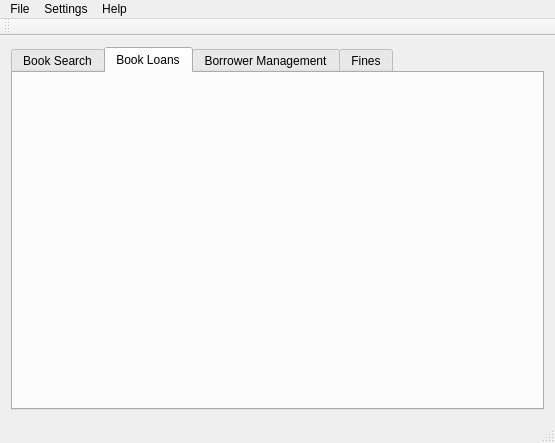
Above: library_management/mainwindow.ui from lsmgeb89/library_management before the change. Below: the same form after it.
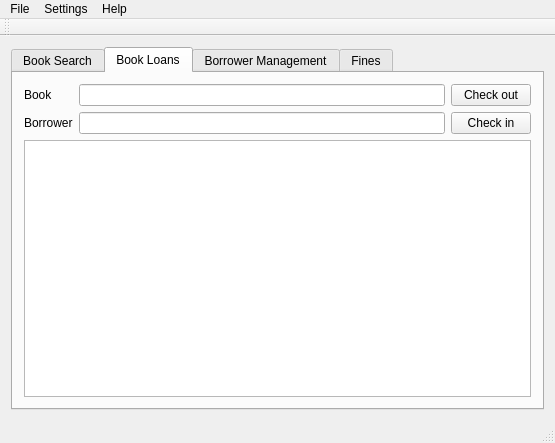
That is the form after the change. The open tabs and pages were chosen to show the change.

Diff of the .ui file:
```diff
--- a/library_management/mainwindow.ui
+++ b/library_management/mainwindow.ui
@@ -57,7 +57,45 @@
        <attribute name="title">
         <string>Book Loans</string>
        </attribute>
-       <layout class="QGridLayout" name="gridLayout_4"/>
+       <layout class="QGridLayout" name="gridLayout_4">
+        <item row="0" column="0">
+         <widget class="QLabel" name="book_label">
+          <property name="text">
+           <string>Book</string>
+          </property>
+         </widget>
+        </item>
+        <item row="0" column="1">
+         <widget class="QLineEdit" name="book_edit"/>
+        </item>
+        <item row="0" column="2">
+         <widget class="QPushButton" name="check_out_button">
+          <property name="text">
+           <string>Check out</string>
+          </property>
+         </widget>
+        </item>
+        <item row="1" column="0">
+         <widget class="QLabel" name="borrower_label">
+          <property name="text">
+           <string>Borrower</string>
+          </property>
+         </widget>
+        </item>
+        <item row="1" column="1">
+         <widget class="QLineEdit" name="borrower_edit"/>
+        </item>
+        <item row="1" column="2">
+         <widget class="QPushButton" name="check_in_button">
+          <property name="text">
+           <string>Check in</string>
+          </property>
+         </widget>
+        </item>
+        <item row="2" column="0" colspan="3">
+         <widget class="QTableView" name="result_view"/>
+        </item>
+       </layout>
       </widget>
       <widget class="QWidget" name="borrowerWidget">
        <attribute name="title">
```
Left out of the diff: 2 changed lines with no effect on the pictures.
